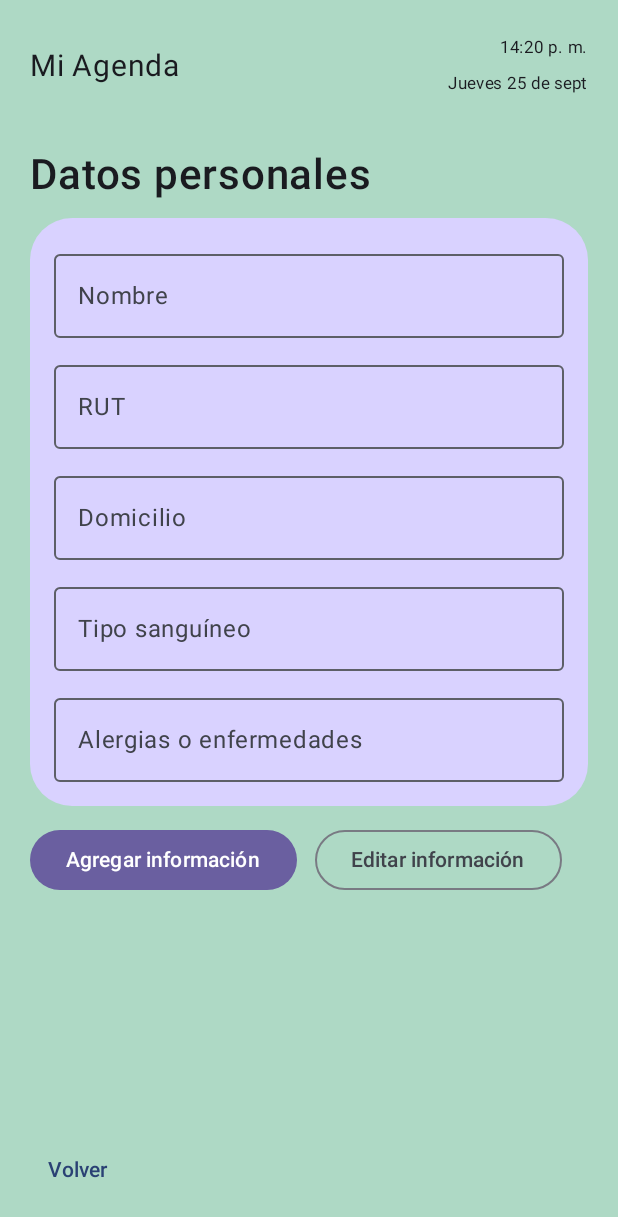
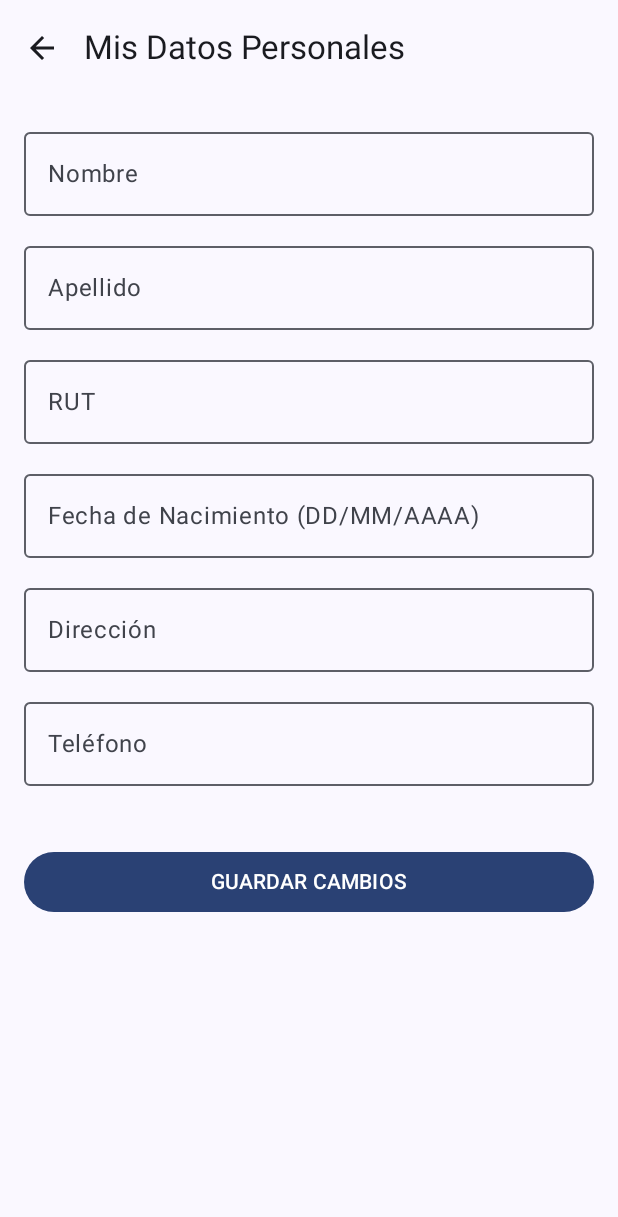
Before and after one commit to Estefano-Y/Healing, an Android app built with Jetpack Compose: the PersonalDataScreen screen opened through its navigation route, on a phone screen of 412 x 824 dp. Shown: the top 1217 px of the screen. Run offline under Robolectric (Android 15) with nearby library versions, the phone set to English and light mode, and no system bars.

Commit message:
Cambio de interfaz, añadiendo la funcionalidad de agregar contactos de emergencia.

```diff
--- a/app/src/main/java/cl/tuusuario/healing/ui/screens/auth/patient/PersonalDataScreen.kt
+++ b/app/src/main/java/cl/tuusuario/healing/ui/screens/auth/patient/PersonalDataScreen.kt
@@ -1,53 +1,117 @@
 package cl.tuusuario.healing.ui.screens.patient
 
 import androidx.compose.foundation.layout.*
-import androidx.compose.foundation.shape.RoundedCornerShape
+import androidx.compose.foundation.rememberScrollState
+import androidx.compose.foundation.text.KeyboardOptions
+import androidx.compose.foundation.verticalScroll
+import androidx.compose.material.icons.Icons
+import androidx.compose.material.icons.automirrored.filled.ArrowBack
 import androidx.compose.material3.*
-import androidx.compose.runtime.*
-import androidx.compose.runtime.saveable.rememberSaveable
+import androidx.compose.runtime.Composable
+import androidx.compose.ui.Alignment
 import androidx.compose.ui.Modifier
-import androidx.compose.ui.graphics.Color
-import androidx.compose.ui.text.font.FontWeight
+import androidx.compose.ui.text.input.KeyboardType
 import androidx.compose.ui.unit.dp
-import androidx.compose.ui.unit.sp
-import cl.tuusuario.healing.ui.screens.patient.components.PatientHeader
+import androidx.lifecycle.viewmodel.compose.viewModel
 
+@OptIn(ExperimentalMaterial3Api::class)
 @Composable
-fun PersonalDataScreen(onBack: () -> Unit) {
-    val bg = Color(0xFFAED9C5)
-    val card = Color(0xFFD9D2FF)
-    val pill = Color(0xFF6A5FA0)
+fun PersonalDataScreen(
+    onBack: () -> Unit,
+    viewModel: PersonalDataViewModel = viewModel() // Inyecta el ViewModel
+) {
+    Scaffold(
+        topBar = {
+            TopAppBar(
+                title = { Text("Mis Datos Personales") },
+                navigationIcon = {
+                    IconButton(onClick = onBack) {
+                        Icon(
+                            imageVector = Icons.AutoMirrored.Filled.ArrowBack,
+                            contentDescription = "Volver"
+                        )
+                    }
+                }
+            )
+        }
+    ) { paddingValues ->
+        Column(
+            modifier = Modifier
+                .fillMaxSize()
+                .padding(paddingValues)
+                .padding(16.dp)
+                .verticalScroll(rememberScrollState()), // Para que el formulario sea desplazable
+            horizontalAlignment = Alignment.CenterHorizontally,
+            verticalArrangement = Arrangement.spacedBy(12.dp)
+        ) {
+            // Campo Nombre
+            OutlinedTextField(
+                value = viewModel.name,
+                onValueChange = { viewModel.onNameChange(it) },
+                label = { Text("Nombre") },
+                modifier = Modifier.fillMaxWidth(),
+                singleLine = true
+            )
 
-    var name by rememberSaveable { mutableStateOf("") }
-    var rut by rememberSaveable { mutableStateOf("") }
-    var address by rememberSaveable { mutableStateOf("") }
-    var blood by rememberSaveable { mutableStateOf("") }
-    var allergies by rememberSaveable { mutableStateOf("") }
+            // Campo Apellido
+            OutlinedTextField(
+                value = viewModel.lastName,
+                onValueChange = { viewModel.onLastNameChange(it) },
+                label = { Text("Apellido") },
+                modifier = Modifier.fillMaxWidth(),
+                singleLine = true
+            )
 
-    Surface(color = bg, modifier = Modifier.fillMaxSize()) {
-        Column(Modifier.fillMaxSize().padding(20.dp), verticalArrangement = Arrangement.spacedBy(12.dp)) {
-            PatientHeader()
-            Text("Datos personales", fontSize = 28.sp, fontWeight = FontWeight.SemiBold)
+            // Campo RUT
+            OutlinedTextField(
+                value = viewModel.rut,
+                onValueChange = { viewModel.onRutChange(it) },
+                label = { Text("RUT") },
+                modifier = Modifier.fillMaxWidth(),
+                singleLine = true
+            )
 
-            Surface(color = card, shape = RoundedCornerShape(28.dp), modifier = Modifier.fillMaxWidth()) {
-                Column(Modifier.padding(16.dp), verticalArrangement = Arrangement.spacedBy(10.dp)) {
-                    OutlinedTextField(value = name, onValueChange = { name = it }, label = { Text("Nombre") }, modifier = Modifier.fillMaxWidth())
-                    OutlinedTextField(value = rut, onValueChange = { rut = it }, label = { Text("RUT") }, modifier = Modifier.fillMaxWidth())
-                    OutlinedTextField(value = address, onValueChange = { address = it }, label = { Text("Domicilio") }, modifier = Modifier.fillMaxWidth())
-                    OutlinedTextField(value = blood, onValueChange = { blood = it }, label = { Text("Tipo sanguíneo") }, modifier = Modifier.fillMaxWidth())
-                    OutlinedTextField(value = allergies, onValueChange = { allergies = it }, label = { Text("Alergias o enfermedades") }, modifier = Modifier.fillMaxWidth())
-                }
+            // Campo Fecha de Nacimiento
+            OutlinedTextField(
+                value = viewModel.birthDate,
+                onValueChange = { viewModel.onBirthDateChange(it) },
+                label = { Text("Fecha de Nacimiento (DD/MM/AAAA)") },
+                modifier = Modifier.fillMaxWidth(),
+                singleLine = true
+            )
+
+            // Campo Dirección
+            OutlinedTextField(
+                value = viewModel.address,
+                onValueChange = { viewModel.onAddressChange(it) },
+                label = { Text("Dirección") },
+                modifier = Modifier.fillMaxWidth(),
+                singleLine = true
+            )
+
+            // Campo Teléfono
+            OutlinedTextField(
+                value = viewModel.phone,
+                onValueChange = { viewModel.onPhoneChange(it) },
+                label = { Text("Teléfono") },
+                modifier = Modifier.fillMaxWidth(),
+                keyboardOptions = KeyboardOptions(keyboardType = KeyboardType.Phone),
+                singleLine = true
+            )
+
+            Spacer(Modifier.height(16.dp))
+
+            // Botón para guardar
+            Button(
+                onClick = {
+                    viewModel.onSaveData()
+                    // Opcional: Mostrar un mensaje o navegar hacia atrás después de guardar
+                    onBack()
+                },
+                modifier = Modifier.fillMaxWidth()
+            ) {
+                Text("GUARDAR CAMBIOS")
             }
-
-            Row(horizontalArrangement = Arrangement.spacedBy(12.dp)) {
-                Button(onClick = { /* guardar */ }, colors = ButtonDefaults.buttonColors(containerColor = pill), shape = RoundedCornerShape(50)) {
-                    Text("Agregar información")
-                }
-                OutlinedButton(onClick = { /* editar */ }, shape = RoundedCornerShape(50)) { Text("Editar información") }
-            }
-
-            Spacer(Modifier.weight(1f))
-            TextButton(onClick = onBack) { Text("Volver") }
         }
     }
 }
--- /dev/null
+++ b/app/src/main/java/cl/tuusuario/healing/ui/screens/auth/patient/PersonalDataViewModel.kt
@@ -0,0 +1,61 @@
+package cl.tuusuario.healing.ui.screens.patient
+
+import androidx.compose.runtime.getValue
+import androidx.compose.runtime.mutableStateOf
+import androidx.compose.runtime.setValue
+import androidx.lifecycle.ViewModel
+
+class PersonalDataViewModel : ViewModel() {
+
+    // Estado para cada campo del formulario
+    var name by mutableStateOf("")
+        private set
+    var lastName by mutableStateOf("")
+        private set
+    var rut by mutableStateOf("")
+        private set
+    var birthDate by mutableStateOf("")
+        private set
+    var address by mutableStateOf("")
+        private set
+    var phone by mutableStateOf("")
+        private set
+
+    // Funciones para actualizar el estado desde la UI
+    fun onNameChange(newName: String) {
+        name = newName
+    }
+
+    fun onLastNameChange(newLastName: String) {
+        lastName = newLastName
+    }
+
+    fun onRutChange(newRut: String) {
+        rut = newRut
+    }
+
+    fun onBirthDateChange(newBirthDate: String) {
+        birthDate = newBirthDate
+    }
+
+    fun onAddressChange(newAddress: String) {
+        address = newAddress
+    }
+
+    fun onPhoneChange(newPhone: String) {
+        phone = newPhone
+    }
+
+    // Lógica para guardar los datos (aquí puedes añadir la conexión a tu base de datos o API)
+    fun onSaveData() {
+        // Por ahora, solo imprimimos los datos en la consola para verificar
+        println("Guardando datos...")
+        println("Nombre: $name")
+        println("Apellido: $lastName")
+        println("RUT: $rut")
+        println("Fecha de Nacimiento: $birthDate")
+        println("Dirección: $address")
+        println("Teléfono: $phone")
+        // Aquí iría la lógica para persistir los datos
+    }
+}
```
Also changed, not shown: app/src/main/java/cl/tuusuario/healing/ui/screens/auth/patient/EmergencyContactScreen.kt (+116 -32 lines), app/src/main/java/cl/tuusuario/healing/ui/screens/auth/patient/EmergencyContactViewModel.kt (added, +71 -0 lines).
